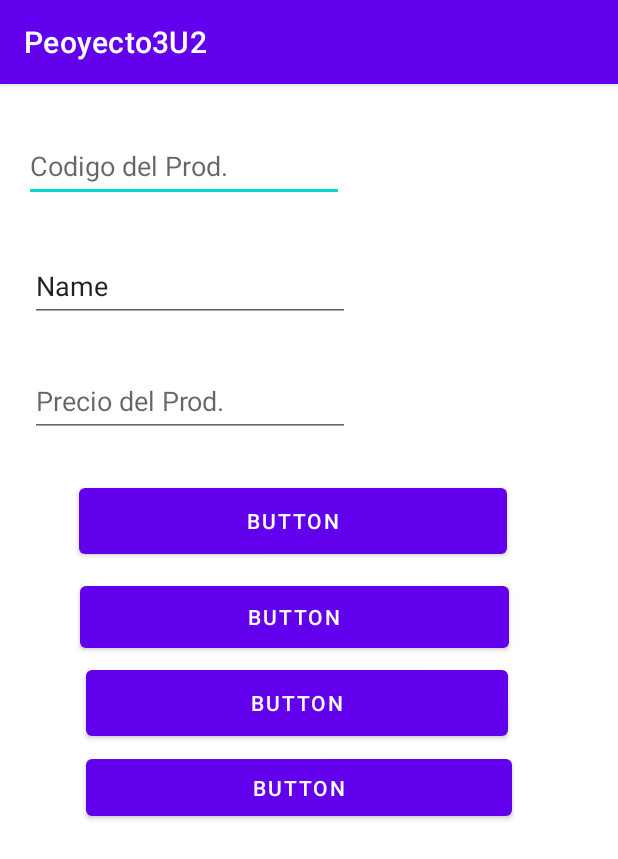
After one commit to MarceloLSotoR/Proyecto3U2, an Android app: the base_de_datos screen opened directly, with no data from a screen before it, on a phone screen of 412 x 824 dp. The commit adds this screen. Shown: the top 859 px of the screen. Run offline under Robolectric (Android 15) with nearby library versions, the phone set to English and light mode, and no system bars.

Commit message:
Datos Persistentes terminado

```diff
--- /dev/null
+++ b/app/src/main/java/com/msotor/peoyecto3u2/base_de_datos.java
@@ -0,0 +1,14 @@
+package com.msotor.peoyecto3u2;
+
+import androidx.appcompat.app.AppCompatActivity;
+
+import android.os.Bundle;
+
+public class base_de_datos extends AppCompatActivity {
+
+    @Override
+    protected void onCreate(Bundle savedInstanceState) {
+        super.onCreate(savedInstanceState);
+        setContentView(R.layout.activity_base_de_datos);
+    }
+}
--- /dev/null
+++ b/app/src/main/res/layout/activity_base_de_datos.xml
@@ -0,0 +1,104 @@
+<?xml version="1.0" encoding="utf-8"?>
+<androidx.constraintlayout.widget.ConstraintLayout xmlns:android="http://schemas.android.com/apk/res/android"
+    xmlns:app="http://schemas.android.com/apk/res-auto"
+    xmlns:tools="http://schemas.android.com/tools"
+    android:layout_width="match_parent"
+    android:layout_height="match_parent"
+    tools:context=".base_de_datos">
+
+    <EditText
+        android:id="@+id/txt_codigo"
+        android:layout_width="wrap_content"
+        android:layout_height="wrap_content"
+        android:ems="10"
+        android:hint="@string/txt_codigo"
+        android:inputType="number"
+        android:minHeight="48dp"
+        app:layout_constraintBottom_toBottomOf="parent"
+        app:layout_constraintEnd_toEndOf="parent"
+        app:layout_constraintHorizontal_bias="0.079"
+        app:layout_constraintStart_toStartOf="parent"
+        app:layout_constraintTop_toTopOf="parent"
+        app:layout_constraintVertical_bias="0.043" />
+
+    <EditText
+        android:id="@+id/txt_nombre"
+        android:layout_width="wrap_content"
+        android:layout_height="wrap_content"
+        android:ems="10"
+        android:hint="@string/txt_nombre"
+        android:inputType="textPersonName"
+        android:minHeight="48dp"
+        android:text="Name"
+        app:layout_constraintBottom_toBottomOf="parent"
+        app:layout_constraintEnd_toEndOf="parent"
+        app:layout_constraintHorizontal_bias="0.099"
+        app:layout_constraintStart_toStartOf="parent"
+        app:layout_constraintTop_toTopOf="parent"
+        app:layout_constraintVertical_bias="0.154" />
+
+    <EditText
+        android:id="@+id/txt_precio"
+        android:layout_width="wrap_content"
+        android:layout_height="wrap_content"
+        android:ems="10"
+        android:hint="@string/txt_precio"
+        android:inputType="numberDecimal"
+        android:minHeight="48dp"
+        app:layout_constraintBottom_toBottomOf="parent"
+        app:layout_constraintEnd_toEndOf="parent"
+        app:layout_constraintHorizontal_bias="0.099"
+        app:layout_constraintStart_toStartOf="parent"
+        app:layout_constraintTop_toTopOf="parent"
+        app:layout_constraintVertical_bias="0.26" />
+
+    <Button
+        android:id="@+id/btn_buscar"
+        android:layout_width="281dp"
+        android:layout_height="56dp"
+        android:text="Button"
+        app:layout_constraintBottom_toBottomOf="parent"
+        app:layout_constraintEnd_toEndOf="parent"
+        app:layout_constraintHorizontal_bias="0.438"
+        app:layout_constraintStart_toStartOf="parent"
+        app:layout_constraintTop_toTopOf="parent"
+        app:layout_constraintVertical_bias="0.54" />
+
+    <Button
+        android:id="@+id/btn_registrar"
+        android:layout_width="285dp"
+        android:layout_height="56dp"
+        android:hint="@string/btn_guardar"
+        android:text="Button"
+        app:layout_constraintBottom_toBottomOf="parent"
+        app:layout_constraintEnd_toEndOf="parent"
+        app:layout_constraintHorizontal_bias="0.416"
+        app:layout_constraintStart_toStartOf="parent"
+        app:layout_constraintTop_toTopOf="parent"
+        app:layout_constraintVertical_bias="0.37" />
+
+    <Button
+        android:id="@+id/btn_eliminar"
+        android:layout_width="284dp"
+        android:layout_height="50dp"
+        android:text="Button"
+        app:layout_constraintBottom_toBottomOf="parent"
+        app:layout_constraintEnd_toEndOf="parent"
+        app:layout_constraintHorizontal_bias="0.448"
+        app:layout_constraintStart_toStartOf="parent"
+        app:layout_constraintTop_toTopOf="parent"
+        app:layout_constraintVertical_bias="0.618" />
+
+    <Button
+        android:id="@+id/btn_guardar"
+        android:layout_width="286dp"
+        android:layout_height="53dp"
+        android:text="Button"
+        app:layout_constraintBottom_toBottomOf="parent"
+        app:layout_constraintEnd_toEndOf="parent"
+        app:layout_constraintHorizontal_bias="0.424"
+        app:layout_constraintStart_toStartOf="parent"
+        app:layout_constraintTop_toTopOf="parent"
+        app:layout_constraintVertical_bias="0.46" />
+
+</androidx.constraintlayout.widget.ConstraintLayout>
--- a/app/src/main/res/values/strings.xml
+++ b/app/src/main/res/values/strings.xml
@@ -1,3 +1,15 @@
 <resources>
     <string name="app_name">Peoyecto3U2</string>
+    <string name="txt_email">Ingrese su email</string>
+    <string name="button">guardar</string>
+
+    <string name="txt_codigo">Codigo del Prod.</string>
+    <string name="txt_nombre">Nombre del Prod.</string>
+    <string name="txt_precio">Precio del Prod.</string>
+
+    <string name="btn_guardar">Guardar</string>
+    <string name="btn_Buscar">Buscar</string>
+    <string name="btn_Eliminar">Eliminar</string>
+    <string name="btn_Modificar">Modificar</string>
+
 </resources>
```
Also changed, not shown: app/src/main/AndroidManifest.xml (+7 -0 lines), app/src/main/java/com/msotor/peoyecto3u2/AdminSQLiteOpenHelper.java (added, +22 -0 lines), app/src/main/java/com/msotor/peoyecto3u2/MainActivity.java (+21 -0 lines), app/src/main/res/layout/activity_main.xml (+30 -0 lines).
